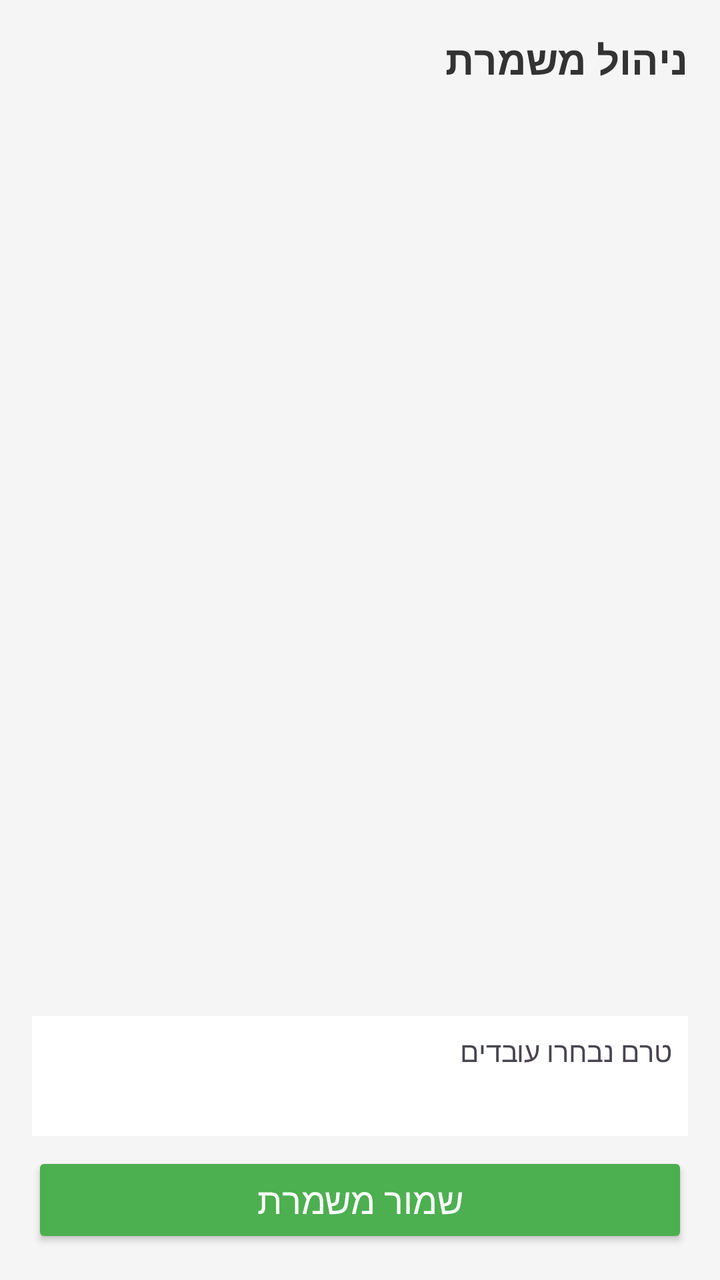
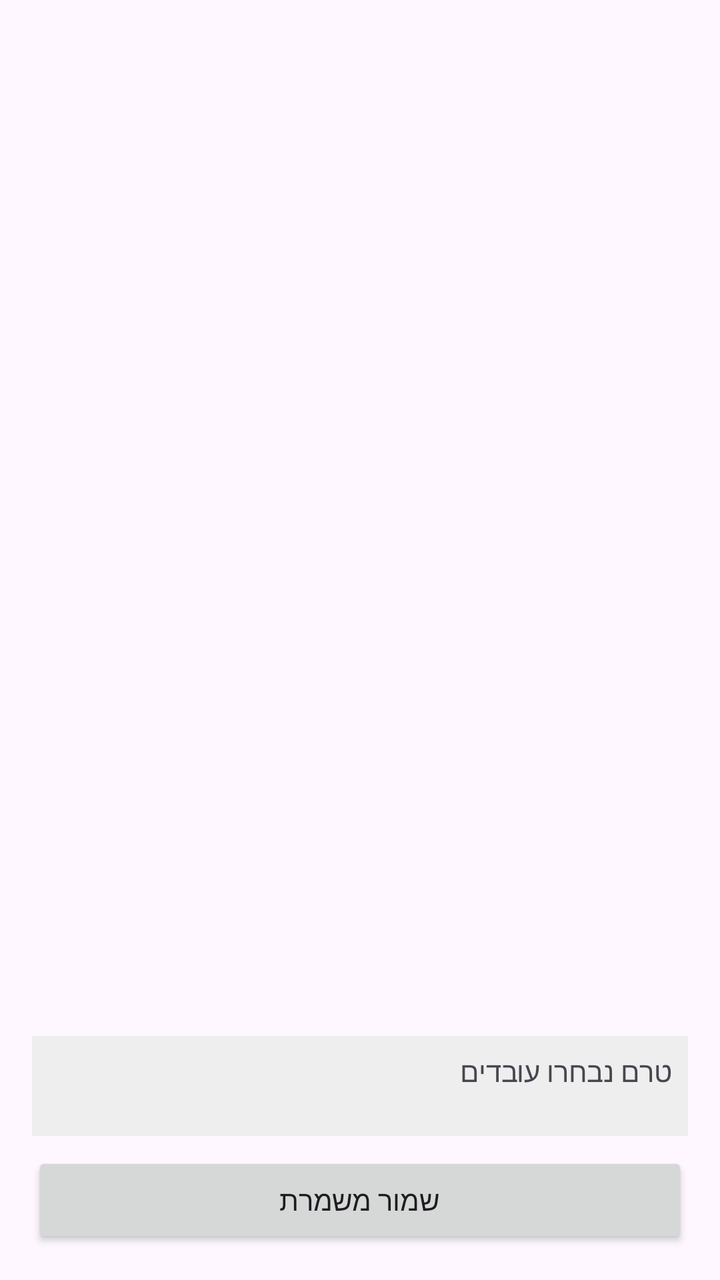

Screens rendered from an Android XML layout before and after an edit, with the pre-edit source and the edit as a unified diff.
<!-- AndroidManifest.xml: application theme Theme.MyApplication -->
<!-- res/layout/workers_shift.xml -->
<?xml version="1.0" encoding="utf-8"?>
<LinearLayout xmlns:android="http://schemas.android.com/apk/res/android"
    xmlns:app="http://schemas.android.com/apk/res-auto"
    android:layout_width="match_parent"
    android:layout_height="match_parent"
    android:orientation="vertical"
    android:padding="16dp"
    android:background="#F5F5F5"
    android:layoutDirection="rtl">

    <TextView
        android:id="@+id/tvSelectedDateDisplay"
        android:layout_width="match_parent"
        android:layout_height="wrap_content"
        android:text="ניהול משמרת"
        android:textSize="20sp"
        android:textStyle="bold"
        android:textColor="#333333"
        android:layout_marginBottom="12dp" />

    <androidx.recyclerview.widget.RecyclerView
        android:id="@+id/rvEmployeesList"
        android:layout_width="match_parent"
        android:layout_height="0dp"
        android:layout_weight="1" />

    <TextView
        android:id="@+id/tvWorkersShift"
        android:layout_width="match_parent"
        android:layout_height="wrap_content"
        android:minHeight="60dp"
        android:text="טרם נבחרו עובדים"
        android:padding="8dp"
        android:background="@android:color/white"
        android:layout_marginTop="8dp"
        android:layout_marginBottom="8dp" />

    <Button
        android:id="@+id/btnSaveShift"
        android:layout_width="match_parent"
        android:layout_height="wrap_content"
        android:text="שמור משמרת"
        android:backgroundTint="#4CAF50"
        android:textColor="@android:color/white"
        android:textSize="18sp"
        app:cornerRadius="8dp" />
</LinearLayout>
<!-- resources referenced by this layout -->
<resources>
  <style name="Theme.MyApplication" parent="Theme.Material3.DayNight.NoActionBar">
          
          <item name="colorPrimary">#4A80F0</item>
          <item name="colorPrimaryContainer">#DDE7FF</item>
      </style>
</resources>

<!-- the commit's change to res/layout/workers_shift.xml (unified diff, before → after) -->
@@ -1,21 +1,17 @@
 <?xml version="1.0" encoding="utf-8"?>
 <LinearLayout xmlns:android="http://schemas.android.com/apk/res/android"
-    xmlns:app="http://schemas.android.com/apk/res-auto"
     android:layout_width="match_parent"
     android:layout_height="match_parent"
     android:orientation="vertical"
     android:padding="16dp"
-    android:background="#F5F5F5"
     android:layoutDirection="rtl">
 
     <TextView
         android:id="@+id/tvSelectedDateDisplay"
         android:layout_width="match_parent"
         android:layout_height="wrap_content"
-        android:text="ניהול משמרת"
         android:textSize="20sp"
         android:textStyle="bold"
-        android:textColor="#333333"
         android:layout_marginBottom="12dp" />
 
     <androidx.recyclerview.widget.RecyclerView
@@ -28,20 +24,15 @@
         android:id="@+id/tvWorkersShift"
         android:layout_width="match_parent"
         android:layout_height="wrap_content"
-        android:minHeight="60dp"
+        android:minHeight="50dp"
         android:text="טרם נבחרו עובדים"
         android:padding="8dp"
-        android:background="@android:color/white"
-        android:layout_marginTop="8dp"
-        android:layout_marginBottom="8dp" />
+        android:background="#EEEEEE"
+        android:layout_marginVertical="8dp" />
 
     <Button
         android:id="@+id/btnSaveShift"
         android:layout_width="match_parent"
         android:layout_height="wrap_content"
-        android:text="שמור משמרת"
-        android:backgroundTint="#4CAF50"
-        android:textColor="@android:color/white"
-        android:textSize="18sp"
-        app:cornerRadius="8dp" />
+        android:text="שמור משמרת" />
 </LinearLayout>
